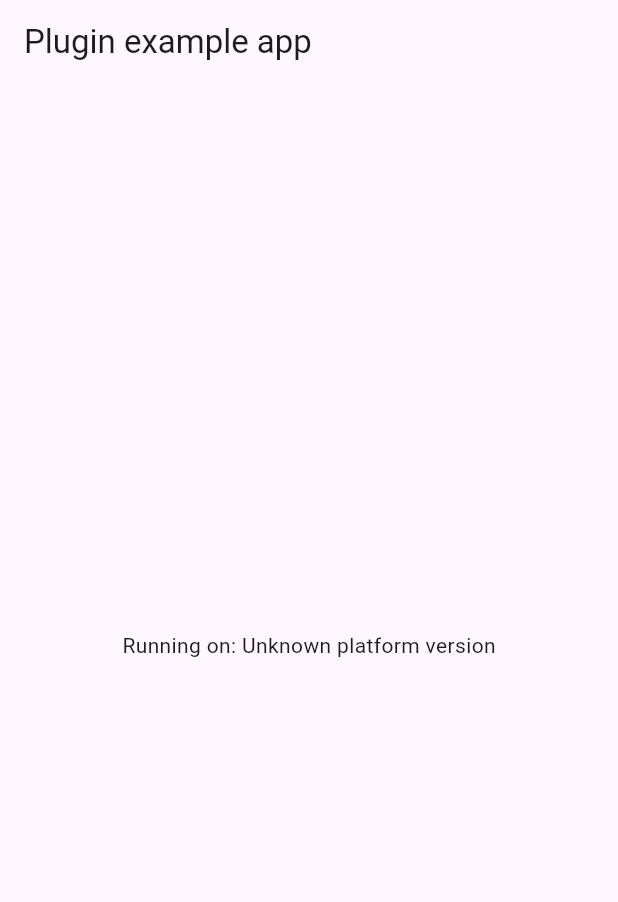
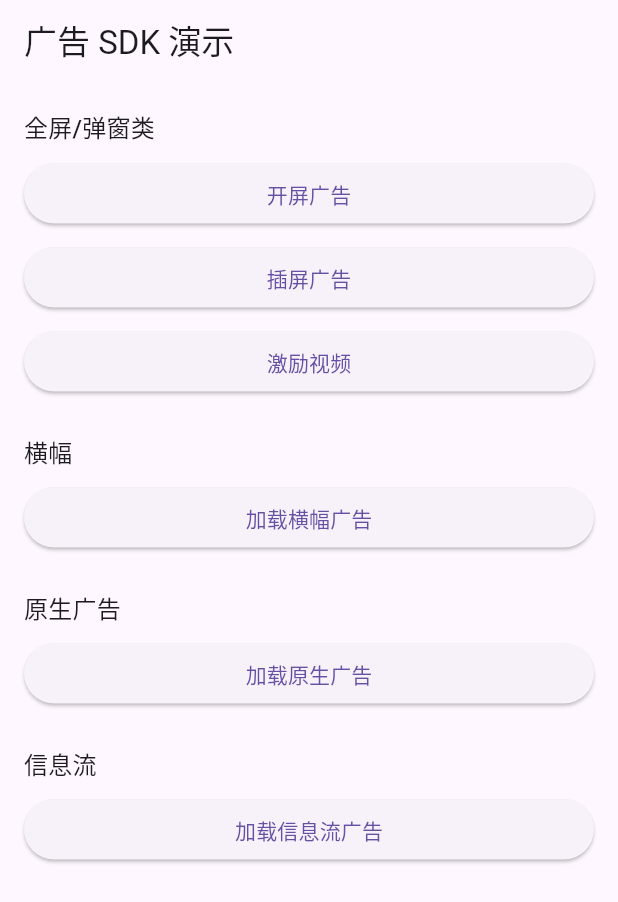
Before and after one commit to zh405557524/ads_sdk_overseas, a Flutter app: the screen it shows after launch, on a phone screen of 412 x 824 dp. Shown: the top 902 px of the screen. Run offline on Flutter 3.47's test engine with Material 3 defaults, Android fonts, the phone set to English and light mode, and no system bars; our stand-ins replace google_mobile_ads, plugin_platform_interface.

Commit message:
feat:集成谷歌广告

```diff
--- a/example/lib/main.dart
+++ b/example/lib/main.dart
@@ -1,59 +1,24 @@
 import 'package:flutter/material.dart';
-import 'dart:async';
-
-import 'package:flutter/services.dart';
 import 'package:ads_sdk_overseas/ads_sdk_overseas.dart';
 
-void main() {
-  runApp(const MyApp());
+import 'pages/ads_demo_page.dart';
+
+void main() async {
+  WidgetsFlutterBinding.ensureInitialized();
+  final adsManager = AdsManager();
+  await adsManager.initialize(const AdsConfig(
+    androidAppId: 'ca-app-pub-3940256099942544~3347511713',
+    iosAppId: 'ca-app-pub-3940256099942544~1458002511',
+    splashAdUnitId: 'ca-app-pub-3940256099942544/9257395921',
+    bannerAdUnitId: 'ca-app-pub-3940256099942544/6300978111',
+    interstitialAdUnitId: 'ca-app-pub-3940256099942544/1033173712',
+    rewardedVideoAdUnitId: 'ca-app-pub-3940256099942544/5224354917',
+    nativeAdUnitId: 'ca-app-pub-3940256099942544/2247696110',
+    feedAdUnitId: 'ca-app-pub-3940256099942544/2247696110',
+    provider: 'google',
+  ));
+  runApp(MaterialApp(
+    title: 'Ads SDK Overseas Example',
+    home: AdsDemoPage(adsManager: adsManager),
+  ));
 }
-
-class MyApp extends StatefulWidget {
-  const MyApp({super.key});
-
-  @override
-  State<MyApp> createState() => _MyAppState();
-}
-
-class _MyAppState extends State<MyApp> {
-  String _platformVersion = 'Unknown';
-  final _adsSdkOverseasPlugin = AdsSdkOverseas();
-
-  @override
-  void initState() {
-    super.initState();
-    initPlatformState();
-  }
-
-  // Platform messages are asynchronous, so we initialize in an async method.
-  Future<void> initPlatformState() async {
-    String platformVersion;
-    // Platform messages may fail, so we use a try/catch PlatformException.
-    // We also handle the message potentially returning null.
-    try {
-      platformVersion =
-          await _adsSdkOverseasPlugin.getPlatformVersion() ?? 'Unknown platform version';
-    } on PlatformException {
-      platformVersion = 'Failed to get platform version.';
-    }
-
-    // If the widget was removed from the tree while the asynchronous platform
-    // message was in flight, we want to discard the reply rather than calling
-    // setState to update our non-existent appearance.
-    if (!mounted) return;
-
-    setState(() {
-      _platformVersion = platformVersion;
-    });
-  }
-
-  @override
-  Widget build(BuildContext context) {
-    return MaterialApp(
-      home: Scaffold(
-        appBar: AppBar(title: const Text('Plugin example app')),
-        body: Center(child: Text('Running on: $_platformVersion\n')),
-      ),
-    );
-  }
-}
--- /dev/null
+++ b/example/lib/pages/ads_demo_page.dart
@@ -0,0 +1,178 @@
+import 'package:flutter/material.dart';
+import 'package:ads_sdk_overseas/ads_sdk_overseas.dart';
+
+/// 广告演示页：6 种广告入口与展示区
+class AdsDemoPage extends StatefulWidget {
+  final AdsManager adsManager;
+
+  const AdsDemoPage({super.key, required this.adsManager});
+
+  @override
+  State<AdsDemoPage> createState() => _AdsDemoPageState();
+}
+
+class _AdsDemoPageState extends State<AdsDemoPage> {
+  Widget? _bannerWidget;
+  Widget? _nativeWidget;
+  Widget? _feedWidget;
+  bool _loadingBanner = false;
+  bool _loadingNative = false;
+  bool _loadingFeed = false;
+
+  void _showSnackBar(String msg) {
+    if (!mounted) return;
+    ScaffoldMessenger.of(context).showSnackBar(SnackBar(content: Text(msg)));
+  }
+
+  Future<void> _onSplash() async {
+    _showSnackBar('开屏广告加载中…');
+    try {
+      await widget.adsManager.loadAndShowSplashAd();
+      if (mounted) _showSnackBar('开屏广告已关闭');
+    } catch (e) {
+      if (mounted) {
+        _showSnackBar('开屏广告失败: $e');
+      }
+    }
+  }
+
+  Future<void> _onBanner() async {
+    setState(() => _loadingBanner = true);
+    try {
+      final w = await widget.adsManager.loadBannerAd();
+      if (mounted) {
+        setState(() {
+          _bannerWidget = w;
+          _loadingBanner = false;
+        });
+      }
+      _showSnackBar('横幅广告已加载');
+    } catch (e) {
+      if (mounted) {
+        setState(() => _loadingBanner = false);
+        _showSnackBar('横幅广告失败: $e');
+      }
+    }
+  }
+
+  Future<void> _onInterstitial() async {
+    _showSnackBar('插屏广告加载中…');
+    try {
+      await widget.adsManager.loadAndShowInterstitialAd();
+      if (mounted) {
+        _showSnackBar('插屏广告已关闭');
+      }
+    } catch (e) {
+      if (mounted) {
+        _showSnackBar('插屏广告失败: $e');
+      }
+    }
+  }
+
+  Future<void> _onRewarded() async {
+    _showSnackBar('激励视频加载中…');
+    try {
+      final rewarded = await widget.adsManager.loadAndShowRewardedVideoAd();
+      if (mounted) {
+        _showSnackBar(rewarded ? '已获得奖励' : '未获得奖励');
+      }
+    } catch (e) {
+      if (mounted) {
+        _showSnackBar('激励视频失败: $e');
+      }
+    }
+  }
+
+  Future<void> _onNative() async {
+    setState(() => _loadingNative = true);
+    try {
+      final w = await widget.adsManager.loadNativeAd();
+      if (mounted) {
+        setState(() {
+          _nativeWidget = w;
+          _loadingNative = false;
+        });
+      }
+      _showSnackBar('原生广告已加载');
+    } catch (e) {
+      if (mounted) {
+        setState(() => _loadingNative = false);
+        _showSnackBar('原生广告失败: $e');
+      }
+    }
+  }
+
+  Future<void> _onFeed() async {
+    setState(() => _loadingFeed = true);
+    try {
+      final w = await widget.adsManager.loadFeedAd();
+      if (mounted) {
+        setState(() {
+          _feedWidget = w;
+          _loadingFeed = false;
+        });
+      }
+      _showSnackBar('信息流广告已加载');
+    } catch (e) {
+      if (mounted) {
+        setState(() => _loadingFeed = false);
+        _showSnackBar('信息流广告失败: $e');
+      }
+    }
+  }
+
+  @override
+  Widget build(BuildContext context) {
+    return Scaffold(
+      appBar: AppBar(title: const Text('广告 SDK 演示')),
+      body: ListView(
+        padding: const EdgeInsets.all(16),
+        children: [
+          _section('全屏/弹窗类'),
+          ElevatedButton(onPressed: _onSplash, child: const Text('开屏广告')),
+          const SizedBox(height: 8),
+          ElevatedButton(onPressed: _onInterstitial, child: const Text('插屏广告')),
+          const SizedBox(height: 8),
+          ElevatedButton(onPressed: _onRewarded, child: const Text('激励视频')),
+          const SizedBox(height: 24),
+          _section('横幅'),
+          ElevatedButton(
+            onPressed: _loadingBanner ? null : _onBanner,
+            child: Text(_loadingBanner ? '加载中…' : '加载横幅广告'),
+          ),
+          if (_bannerWidget != null) ...[
+            const SizedBox(height: 8),
+            SizedBox(height: 50, child: _bannerWidget),
+          ],
+          const SizedBox(height: 24),
+          _section('原生广告'),
+          ElevatedButton(
+            onPressed: _loadingNative ? null : _onNative,
+            child: Text(_loadingNative ? '加载中…' : '加载原生广告'),
+          ),
+          if (_nativeWidget != null) ...[
+            const SizedBox(height: 8),
+            SizedBox(height: 120, child: _nativeWidget),
+          ],
+          const SizedBox(height: 24),
+          _section('信息流'),
+          ElevatedButton(
+            onPressed: _loadingFeed ? null : _onFeed,
+            child: Text(_loadingFeed ? '加载中…' : '加载信息流广告'),
+          ),
+          if (_feedWidget != null) ...[
+            const SizedBox(height: 8),
+            SizedBox(height: 120, child: _feedWidget),
+          ],
+        ],
+      ),
+    );
+  }
+
+  Widget _section(String title) {
+    return Padding(
+      padding: const EdgeInsets.only(bottom: 8),
+      child: Text(title, style: Theme.of(context).textTheme.titleMedium),
+    );
+  }
+}
--- a/lib/ads_sdk_overseas.dart
+++ b/lib/ads_sdk_overseas.dart
@@ -1,5 +1,7 @@
+import 'ads_sdk_overseas_platform_interface.dart';
 
-import 'ads_sdk_overseas_platform_interface.dart';
+export 'src/config/index.dart';
+export 'src/ads_manager.dart';
 
 class AdsSdkOverseas {
   Future<String?> getPlatformVersion() {
--- /dev/null
+++ b/lib/src/config/ads_config.dart
@@ -0,0 +1,41 @@
+/// 广告 SDK 配置，承载 App ID、各广告位 ID 及 provider 类型。
+class AdsConfig {
+  /// Android 端 AdMob/Ad Manager 应用 ID
+  final String androidAppId;
+
+  /// iOS 端 AdMob/Ad Manager 应用 ID
+  final String iosAppId;
+
+  /// 开屏广告位 ID
+  final String? splashAdUnitId;
+
+  /// 横幅广告位 ID
+  final String? bannerAdUnitId;
+
+  /// 插屏广告位 ID
+  final String? interstitialAdUnitId;
+
+  /// 激励视频广告位 ID
+  final String? rewardedVideoAdUnitId;
+
+  /// 原生广告位 ID
+  final String? nativeAdUnitId;
+
+  /// 信息流广告位 ID（可与原生共用同格式，不同投放位）
+  final String? feedAdUnitId;
+
+  /// 广告提供商，如 "google"，预留扩展其他网络
+  final String provider;
+
+  const AdsConfig({
+    required this.androidAppId,
+    required this.iosAppId,
+    this.splashAdUnitId,
+    this.bannerAdUnitId,
+    this.interstitialAdUnitId,
+    this.rewardedVideoAdUnitId,
+    this.nativeAdUnitId,
+    this.feedAdUnitId,
+    this.provider = 'google',
+  });
+}
--- /dev/null
+++ b/lib/src/config/index.dart
@@ -0,0 +1 @@
+export 'ads_config.dart';
--- /dev/null
+++ b/lib/src/google/index.dart
@@ -0,0 +1 @@
+export 'google_ad_provider.dart';
--- a/pubspec.yaml
+++ b/pubspec.yaml
@@ -11,6 +11,7 @@ dependencies:
   flutter:
     sdk: flutter
   plugin_platform_interface: ^2.0.2
+  google_mobile_ads: ^5.2.0
 
 dev_dependencies:
   flutter_test:
```
Also changed, not shown: lib/src/ad_provider.dart (added, +28 -0 lines), lib/src/ads_manager.dart (added, +47 -0 lines), lib/src/google/google_ad_provider.dart (added, +229 -0 lines), example/pubspec.lock, 2 other files.
